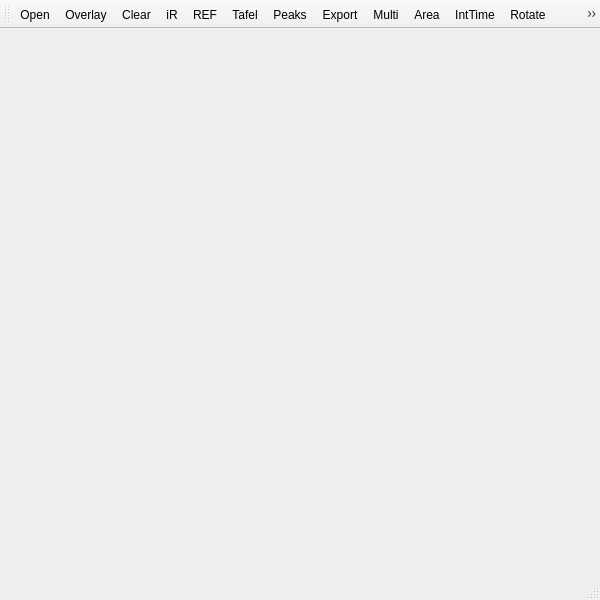
Before: the Qt Designer form viewwindow.ui in yerga/viewPAR, drawn with Qt 5.
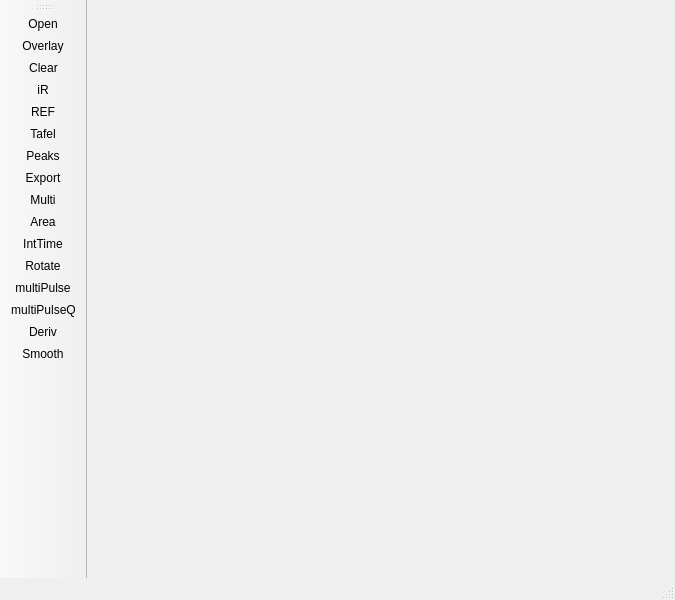
After: the same form once the commit is applied.

Commit message: Toolbar moved to the left to show all buttons

What changed in the file:
```diff
--- a/viewwindow.ui
+++ b/viewwindow.ui
@@ -6,7 +6,7 @@
    <rect>
     <x>0</x>
     <y>0</y>
-    <width>600</width>
+    <width>675</width>
     <height>600</height>
    </rect>
   </property>
@@ -42,7 +42,7 @@
     <string>toolBar</string>
    </property>
    <attribute name="toolBarArea">
-    <enum>TopToolBarArea</enum>
+    <enum>LeftToolBarArea</enum>
    </attribute>
    <attribute name="toolBarBreak">
     <bool>false</bool>
```
Left out of the diff: 2 changed lines with no effect on the pictures. The commit also changes 1 other file.
